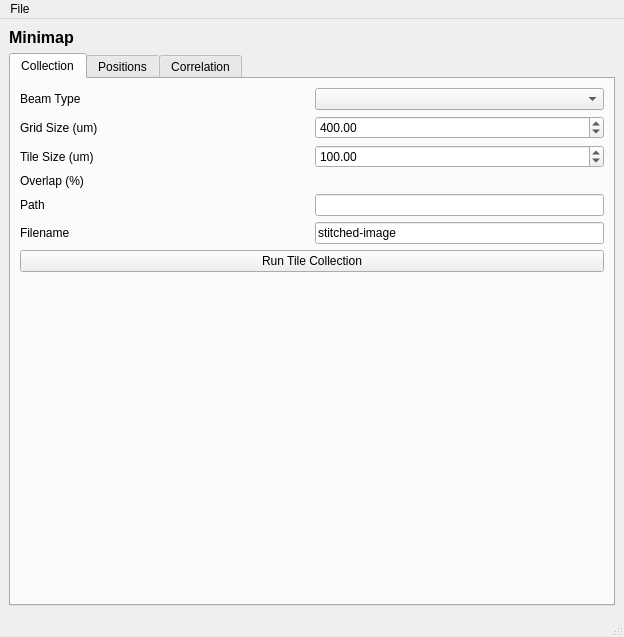
Above: fibsem/ui/qtdesigner_files/FibsemMinimapWidget.ui from DeMarcoLab/fibsem before the change. Below: the same form after it.
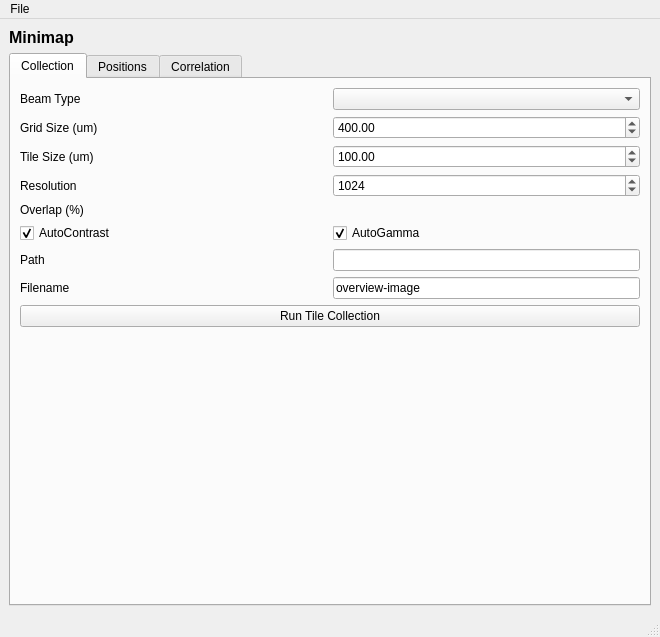
That is the form after the change.

```diff
--- a/fibsem/ui/qtdesigner_files/FibsemMinimapWidget.ui
+++ b/fibsem/ui/qtdesigner_files/FibsemMinimapWidget.ui
@@ -6,7 +6,7 @@
    <rect>
     <x>0</x>
     <y>0</y>
-    <width>525</width>
+    <width>660</width>
     <height>637</height>
    </rect>
   </property>
@@ -39,7 +39,78 @@
         <string>Collection</string>
        </attribute>
        <layout class="QGridLayout" name="gridLayout_2">
-        <item row="7" column="0" colspan="2">
+        <item row="7" column="0">
+         <widget class="QLabel" name="label_tile_label">
+          <property name="text">
+           <string>Filename</string>
+          </property>
+         </widget>
+        </item>
+        <item row="6" column="0">
+         <widget class="QLabel" name="label_tile_path">
+          <property name="text">
+           <string>Path</string>
+          </property>
+         </widget>
+        </item>
+        <item row="0" column="0">
+         <widget class="QLabel" name="label_tile_beam_type">
+          <property name="text">
+           <string>Beam Type</string>
+          </property>
+         </widget>
+        </item>
+        <item row="7" column="1">
+         <widget class="QLineEdit" name="lineEdit_tile_label">
+          <property name="sizePolicy">
+           <sizepolicy hsizetype="Minimum" vsizetype="Fixed">
+            <horstretch>0</horstretch>
+            <verstretch>0</verstretch>
+           </sizepolicy>
+          </property>
+          <property name="text">
+           <string>overview-image</string>
+          </property>
+         </widget>
+        </item>
+        <item row="3" column="1">
+         <widget class="QSpinBox" name="spinBox_tile_resolution">
+          <property name="minimum">
+           <number>1</number>
+          </property>
+          <property name="maximum">
+           <number>10000</number>
+          </property>
+          <property name="value">
+           <number>1024</number>
+          </property>
+         </widget>
+        </item>
+        <item row="2" column="1">
+         <widget class="QDoubleSpinBox" name="doubleSpinBox_tile_tile_size">
+          <property name="maximum">
+           <double>100000.000000000000000</double>
+          </property>
+          <property name="value">
+           <double>100.000000000000000</double>
+          </property>
+         </widget>
+        </item>
+        <item row="2" column="0">
+         <widget class="QLabel" name="label_tile_tile_size">
+          <property name="text">
+           <string>Tile Size (um)</string>
+          </property>
+         </widget>
+        </item>
+        <item row="3" column="0">
+         <widget class="QLabel" name="label_tile_resolution">
+          <property name="text">
+           <string>Resolution</string>
+          </property>
+         </widget>
+        </item>
+        <item row="9" column="0" colspan="2">
          <spacer name="verticalSpacer">
           <property name="orientation">
            <enum>Qt::Vertical</enum>
@@ -52,6 +123,13 @@
           </property>
          </spacer>
         </item>
+        <item row="4" column="0">
+         <widget class="QLabel" name="label_tile_overlap">
+          <property name="text">
+           <string>Overlap (%)</string>
+          </property>
+         </widget>
+        </item>
         <item row="1" column="1">
          <widget class="QDoubleSpinBox" name="doubleSpinBox_tile_grid_size">
           <property name="maximum">
@@ -62,53 +140,6 @@
           </property>
          </widget>
         </item>
-        <item row="0" column="1">
-         <widget class="QComboBox" name="comboBox_tile_beam_type"/>
-        </item>
-        <item row="4" column="1">
-         <widget class="QLineEdit" name="lineEdit_tile_path">
-          <property name="sizePolicy">
-           <sizepolicy hsizetype="Minimum" vsizetype="Fixed">
-            <horstretch>0</horstretch>
-            <verstretch>0</verstretch>
-           </sizepolicy>
-          </property>
-         </widget>
-        </item>
-        <item row="4" column="0">
-         <widget class="QLabel" name="label_tile_path">
-          <property name="text">
-           <string>Path</string>
-          </property>
-         </widget>
-        </item>
-        <item row="5" column="0">
-         <widget class="QLabel" name="label_tile_label">
-          <property name="text">
-           <string>Filename</string>
-          </property>
-         </widget>
-        </item>
-        <item row="5" column="1">
-         <widget class="QLineEdit" name="lineEdit_tile_label">
-          <property name="sizePolicy">
-           <sizepolicy hsizetype="Minimum" vsizetype="Fixed">
-            <horstretch>0</horstretch>
-            <verstretch>0</verstretch>
-           </sizepolicy>
-          </property>
-          <property name="text">
-           <string>stitched-image</string>
-          </property>
-         </widget>
-        </item>
-        <item row="3" column="0">
-         <widget class="QLabel" name="label_tile_overlap">
-          <property name="text">
-           <string>Overlap (%)</string>
-          </property>
-         </widget>
-        </item>
         <item row="1" column="0">
          <widget class="QLabel" name="label_tile_grid_size">
           <property name="text">
@@ -116,37 +147,49 @@
           </property>
          </widget>
         </item>
-        <item row="2" column="0">
-         <widget class="QLabel" name="label_tile_tile_size">
+        <item row="0" column="1">
+         <widget class="QComboBox" name="comboBox_tile_beam_type"/>
+        </item>
+        <item row="5" column="1">
+         <widget class="QCheckBox" name="checkBox_tile_autogamma">
           <property name="text">
-           <string>Tile Size (um)</string>
+           <string>AutoGamma</string>
           </property>
-         </widget>
-        </item>
-        <item row="2" column="1">
-         <widget class="QDoubleSpinBox" name="doubleSpinBox_tile_tile_size">
-          <property name="maximum">
-           <double>100000.000000000000000</double>
+          <property name="checked">
+           <bool>true</bool>
           </property>
           <property name="value">
            <double>100.000000000000000</double>
           </property>
          </widget>
         </item>
-        <item row="0" column="0">
-         <widget class="QLabel" name="label_tile_beam_type">
-          <property name="text">
-           <string>Beam Type</string>
+        <item row="6" column="1">
+         <widget class="QLineEdit" name="lineEdit_tile_path">
+          <property name="sizePolicy">
+           <sizepolicy hsizetype="Minimum" vsizetype="Fixed">
+            <horstretch>0</horstretch>
+            <verstretch>0</verstretch>
+           </sizepolicy>
           </property>
          </widget>
         </item>
-        <item row="6" column="0" colspan="2">
+        <item row="8" column="0" colspan="2">
          <widget class="QPushButton" name="pushButton_run_tile_collection">
           <property name="text">
            <string>Run Tile Collection</string>
           </property>
          </widget>
         </item>
+        <item row="5" column="0">
+         <widget class="QCheckBox" name="checkBox_tile_autocontrast">
+          <property name="text">
+           <string>AutoContrast</string>
+          </property>
+          <property name="checked">
+           <bool>true</bool>
+          </property>
+         </widget>
+        </item>
        </layout>
       </widget>
       <widget class="QWidget" name="tab_4">
@@ -375,8 +418,8 @@
     <rect>
      <x>0</x>
      <y>0</y>
-     <width>525</width>
-     <height>21</height>
+     <width>660</width>
+     <height>20</height>
     </rect>
    </property>
    <widget class="QMenu" name="menuFile">
```
Left out of the diff: 118 changed lines with no effect on the pictures.
